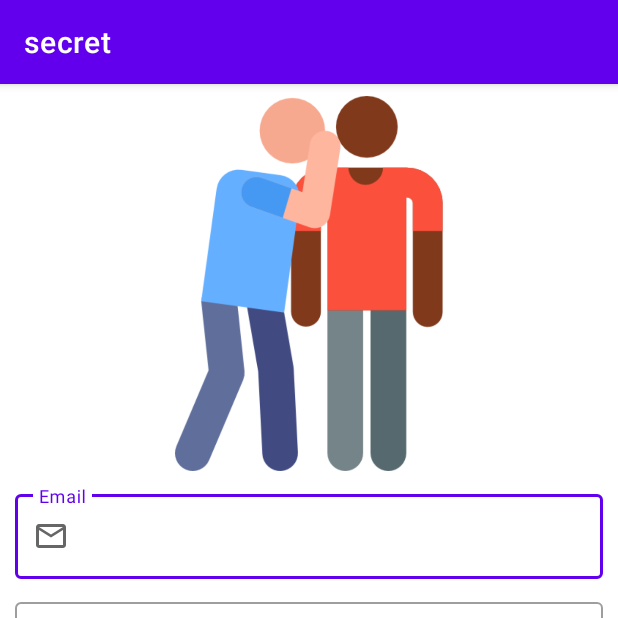
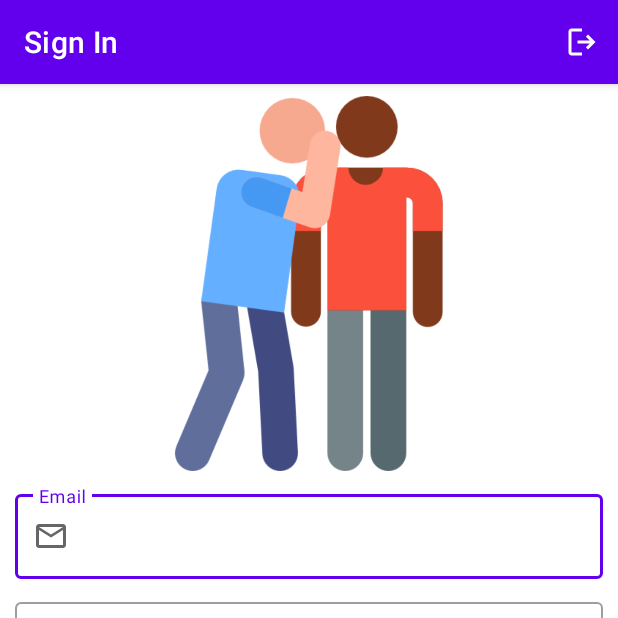
Before and after one commit to talaloni2/secret, an Android app: the screen it shows after launch (MainActivity), on a phone screen of 412 x 824 dp, the top half of it. Run offline under Robolectric (Android 15) with nearby library versions, the phone set to English and light mode, and no system bars; our stand-ins replace Firebase (no records; nobody signed in at launch, a user with empty details on screens opened directly), Room's generated code, navigation-ui.

Commit message:
Added logout button. Need to remove it from sign in and sign up, and enable the back button in register

```diff
--- a/app/src/main/java/com/example/secret/MainActivity.java
+++ b/app/src/main/java/com/example/secret/MainActivity.java
@@ -1,17 +1,68 @@
 package com.example.secret;
 
+import androidx.annotation.NonNull;
 import androidx.appcompat.app.AppCompatActivity;
+import androidx.navigation.NavController;
+import androidx.navigation.fragment.NavHostFragment;
+import androidx.navigation.ui.AppBarConfiguration;
+import androidx.navigation.ui.NavigationUI;
 
 import android.os.Bundle;
+import android.view.Menu;
+import android.view.MenuItem;
+
+import com.example.secret.viewmodel.UsersViewModel;
+
+import java.lang.reflect.Array;
+import java.util.Arrays;
+import java.util.HashSet;
+import java.util.Set;
 
 public class MainActivity extends AppCompatActivity {
+
+    NavController navController;
 
     @Override
     protected void onCreate(Bundle savedInstanceState) {
         super.onCreate(savedInstanceState);
         setContentView(R.layout.activity_main);
+
+        NavHostFragment navHostFragment = (NavHostFragment) getSupportFragmentManager().findFragmentById(R.id.main_navhost);
+        navController = navHostFragment.getNavController();
+        NavigationUI.setupActionBarWithNavController(this, navController, new AppBarConfiguration.Builder(getTopLevelFragments()).build());
     }
+
+    private Set<Integer> getTopLevelFragments() {
+
+        return new HashSet<>(
+                Arrays.asList(
+                        R.id.signInFragment,
+                        R.id.userSettingsFragment,
+                        R.id.signUpFragment,
+                        R.id.initFragment
+                )
+        );
+    }
+
     @Override
-    public void onBackPressed() {}
+    public void onBackPressed() {
+    }
+
+    @Override
+    public boolean onCreateOptionsMenu(Menu menu) {
+        getMenuInflater().inflate(R.menu.menu, menu);
+        return super.onCreateOptionsMenu(menu);
+    }
+
+    @Override
+    public boolean onOptionsItemSelected(@NonNull MenuItem item) {
+        if (item.getItemId() == R.id.signInFragment) {
+            UsersViewModel.instance().signOut();
+            navController.navigate(R.id.signInFragment);
+            return super.onOptionsItemSelected(item);
+        }
+        return NavigationUI.onNavDestinationSelected(item, navController);
+    }
+
 
 }
--- /dev/null
+++ b/app/src/main/res/drawable/ic_baseline_logout_24.xml
@@ -0,0 +1,11 @@
+<vector xmlns:android="http://schemas.android.com/apk/res/android"
+    android:width="24dp"
+    android:height="24dp"
+    android:viewportWidth="24"
+    android:viewportHeight="24"
+    android:tint="?attr/colorControlNormal"
+    android:autoMirrored="true">
+  <path
+      android:fillColor="@android:color/white"
+      android:pathData="M5,21Q4.175,21 3.587,20.413Q3,19.825 3,19V5Q3,4.175 3.587,3.587Q4.175,3 5,3H12V5H5Q5,5 5,5Q5,5 5,5V19Q5,19 5,19Q5,19 5,19H12V21ZM16,17 L14.625,15.55 17.175,13H9V11H17.175L14.625,8.45L16,7L21,12Z"/>
+</vector>
--- /dev/null
+++ b/app/src/main/res/menu/menu.xml
@@ -0,0 +1,10 @@
+<?xml version="1.0" encoding="utf-8"?>
+<menu xmlns:app="http://schemas.android.com/apk/res-auto"
+    xmlns:android="http://schemas.android.com/apk/res/android">
+
+    <item
+        android:id="@+id/signInFragment"
+        android:icon="@drawable/ic_baseline_logout_24"
+        android:title="SignOut"
+        app:showAsAction="always" />
+</menu>
--- a/app/src/main/res/navigation/nav_graph.xml
+++ b/app/src/main/res/navigation/nav_graph.xml
@@ -8,7 +8,7 @@
     <fragment
         android:id="@+id/signUpFragment"
         android:name="com.example.secret.SignUpFragment"
-        android:label="fragment_sign_up"
+        android:label="Sign Up"
         tools:layout="@layout/fragment_sign_up" >
         <action
             android:id="@+id/action_signUpFragment_to_userSettingsFragment"
@@ -17,7 +17,7 @@
     <fragment
         android:id="@+id/signInFragment"
         android:name="com.example.secret.SignInFragment"
-        android:label="SignInFragment" >
+        android:label="Sign In" >
         <action
             android:id="@+id/action_signInFragment_to_signUpFragment"
             app:destination="@id/signUpFragment" />
@@ -28,12 +28,12 @@
     <fragment
         android:id="@+id/userSettingsFragment"
         android:name="com.example.secret.UserSettingsFragment"
-        android:label="fragment_user_settings"
+        android:label="User Settings"
         tools:layout="@layout/fragment_user_settings" />
     <fragment
         android:id="@+id/initFragment"
         android:name="com.example.secret.InitFragment"
-        android:label="fragment_init"
+        android:label="Secret"
         tools:layout="@layout/fragment_init" >
         <action
             android:id="@+id/action_initFragment_to_userSettingsFragment"
```
